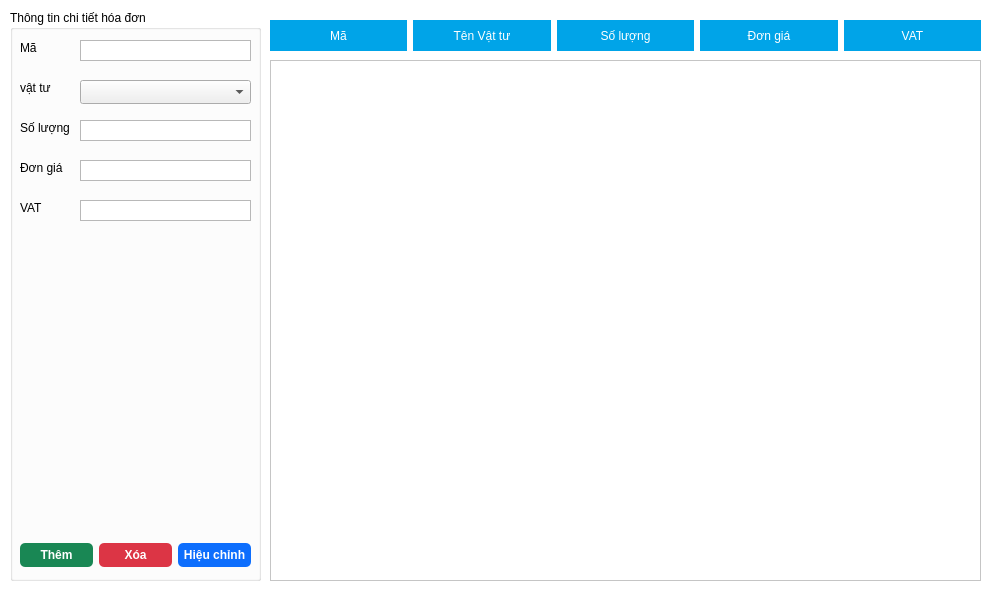
Above: src/view/invoicedetailwindow.ui from VinhNguyenD23/facilitiesManagement before the change. Below: the same form after it.
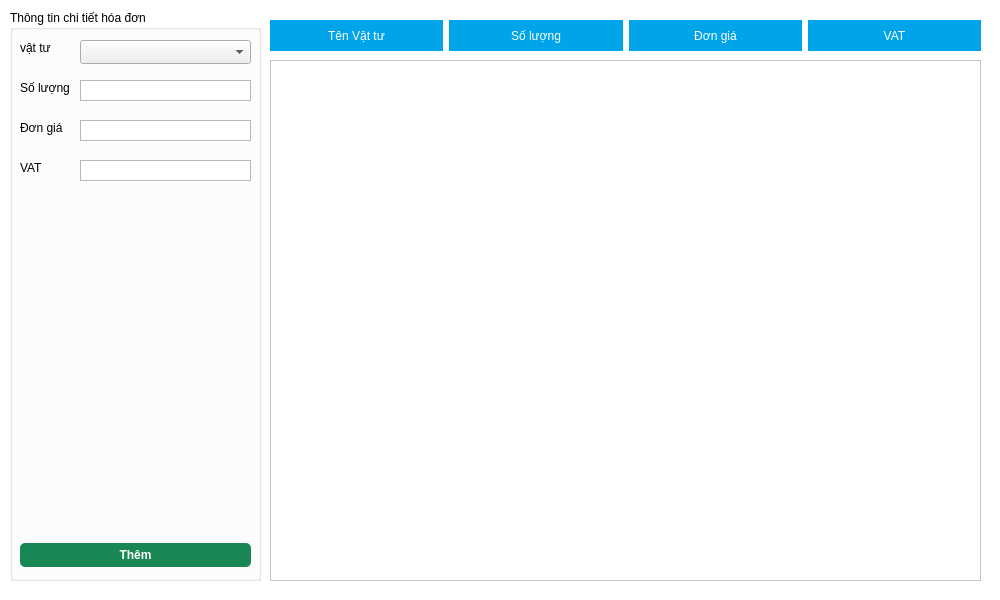
That is the form after the change.

Patch:
```diff
--- a/src/view/invoicedetailwindow.ui
+++ b/src/view/invoicedetailwindow.ui
@@ -77,23 +77,6 @@
     </rect>
    </property>
    <layout class="QHBoxLayout" name="horizontalLayout_12">
-    <item>
-     <widget class="QLabel" name="detailId">
-      <property name="styleSheet">
-       <string notr="true">#label {
-	background-color: #00A4E8;
-	color: #ffffff;
-	font: Bold &quot;Inter&quot;;
-}</string>
-      </property>
-      <property name="text">
-       <string>Mã</string>
-      </property>
-      <property name="alignment">
-       <set>Qt::AlignmentFlag::AlignCenter</set>
-      </property>
-     </widget>
-    </item>
     <item>
      <widget class="QLabel" name="facilityName">
       <property name="styleSheet">
@@ -192,40 +175,11 @@
    <property name="title">
     <string>Thông tin chi tiết hóa đơn</string>
    </property>
-   <widget class="QLabel" name="label_11">
-    <property name="geometry">
-     <rect>
-      <x>10</x>
-      <y>30</y>
-      <width>61</width>
-      <height>16</height>
-     </rect>
-    </property>
-    <property name="text">
-     <string>Mã</string>
-    </property>
-   </widget>
-   <widget class="QTextEdit" name="invoiceDetailId">
-    <property name="geometry">
-     <rect>
-      <x>70</x>
-      <y>30</y>
-      <width>171</width>
-      <height>21</height>
-     </rect>
-    </property>
-    <property name="verticalScrollBarPolicy">
-     <enum>Qt::ScrollBarPolicy::ScrollBarAlwaysOff</enum>
-    </property>
-    <property name="acceptRichText">
-     <bool>true</bool>
-    </property>
-   </widget>
    <widget class="QLabel" name="label_12">
     <property name="geometry">
      <rect>
       <x>10</x>
-      <y>70</y>
+      <y>30</y>
       <width>81</width>
       <height>16</height>
      </rect>
@@ -254,33 +208,13 @@
        </property>
       </widget>
      </item>
-     <item>
-      <widget class="QPushButton" name="invoiceDetailDeleteButton">
-       <property name="styleSheet">
-        <string notr="true"/>
-       </property>
-       <property name="text">
-        <string>Xóa</string>
-       </property>
-      </widget>
-     </item>
-     <item>
-      <widget class="QPushButton" name="invoiceDetailEditButton">
-       <property name="styleSheet">
-        <string notr="true"/>
-       </property>
-       <property name="text">
-        <string>Hiệu chỉnh</string>
-       </property>
-      </widget>
-     </item>
     </layout>
    </widget>
    <widget class="QTextEdit" name="facilityQuantityText">
     <property name="geometry">
      <rect>
       <x>70</x>
-      <y>110</y>
+      <y>70</y>
       <width>171</width>
       <height>21</height>
      </rect>
@@ -296,7 +230,7 @@
     <property name="geometry">
      <rect>
       <x>10</x>
-      <y>110</y>
+      <y>70</y>
       <width>81</width>
       <height>16</height>
      </rect>
@@ -309,7 +243,7 @@
     <property name="geometry">
      <rect>
       <x>70</x>
-      <y>150</y>
+      <y>110</y>
       <width>171</width>
       <height>21</height>
      </rect>
@@ -325,7 +259,7 @@
     <property name="geometry">
      <rect>
       <x>10</x>
-      <y>150</y>
+      <y>110</y>
       <width>81</width>
       <height>16</height>
      </rect>
@@ -338,7 +272,7 @@
     <property name="geometry">
      <rect>
       <x>10</x>
-      <y>190</y>
+      <y>150</y>
       <width>81</width>
       <height>16</height>
      </rect>
@@ -351,7 +285,7 @@
     <property name="geometry">
      <rect>
       <x>70</x>
-      <y>190</y>
+      <y>150</y>
       <width>171</width>
       <height>21</height>
      </rect>
@@ -367,7 +301,7 @@
     <property name="geometry">
      <rect>
       <x>70</x>
-      <y>70</y>
+      <y>30</y>
       <width>171</width>
       <height>24</height>
      </rect>
```
